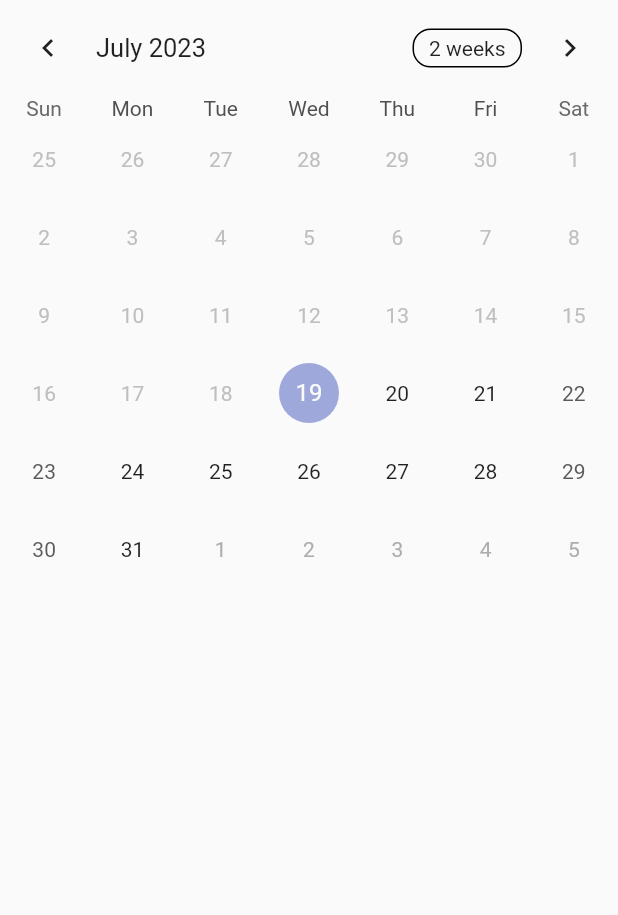
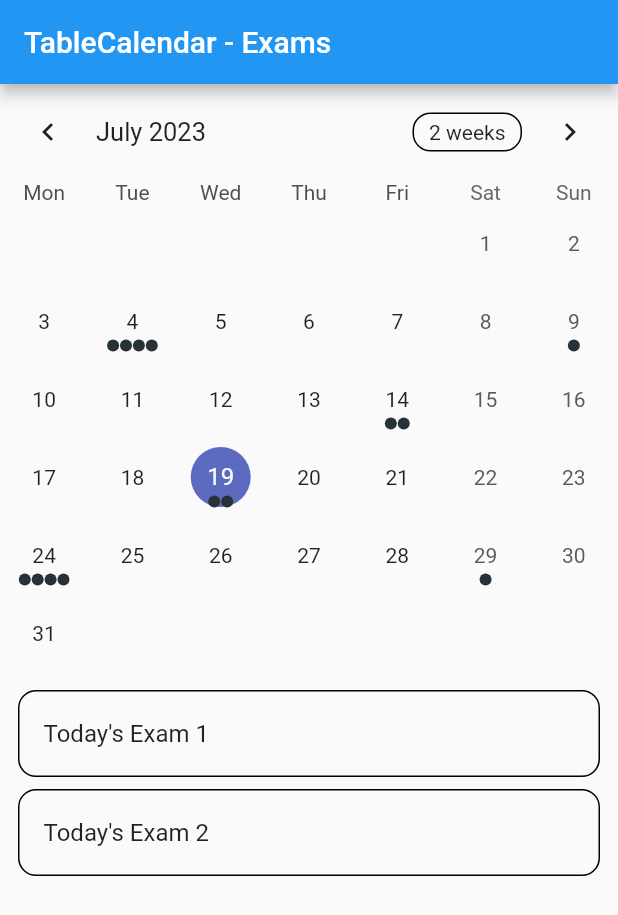
Before and after one commit to LorPetu/SchedulEx, a Flutter app: the TableResults screen opened directly with empty values, on a phone screen of 412 x 824 dp. Shown: the top 915 px of the screen. Run offline on Flutter 3.47's test engine with Material 2 defaults, Android fonts, the phone set to English and light mode, and no system bars; drawn by our look-alikes of table_calendar; our stand-ins replace go_router; project files that could hold a hidden picture were left out.

Commit message:
Calendar page, add result table and adjust addUnavail backend and getSessionList

```diff
--- a/code/front-end/schedulex_webapp/lib/CalendarPage.dart
+++ b/code/front-end/schedulex_webapp/lib/CalendarPage.dart
@@ -7,6 +7,7 @@ import 'package:table_calendar/table_calendar.dart';
 import 'package:provider/provider.dart';
 import 'package:go_router/go_router.dart';
 import 'package:schedulex_webapp/model/ProblemSessionState.dart';
+import 'package:schedulex_webapp/utils.dart';
 import 'dart:convert';
 import 'dart:async';
 
@@ -38,7 +39,7 @@ class _CalendarPageState extends State<CalendarPage> {
   @override
   Widget build(BuildContext context) {
     final session = context.watch<ProblemSessionState>();
-    bool status = false; // Replace this with your status logic
+    bool status = true; // Replace this with your status logic
     return Scaffold(
       appBar: AppBar(
         title: Text('Calendar'),
@@ -70,29 +71,101 @@ class TableResults extends StatefulWidget {
 }
 
 class _TableResultsState extends State<TableResults> {
+  late final ValueNotifier<List<Exam>> _selectedExams;
   CalendarFormat _calendarFormat = CalendarFormat.month;
+  RangeSelectionMode _rangeSelectionMode = RangeSelectionMode
+      .toggledOff; // Can be toggled on/off by longpressing a date
   DateTime _focusedDay = DateTime.now();
   DateTime? _selectedDay;
+  DateTime? _rangeStart;
+  DateTime? _rangeEnd;
 
   @override
-  Widget build(BuildContext context) {
-    final session = context.watch<ProblemSessionState>();
-    return TableCalendar(
-      firstDay: DateTime.now(), //session.sessionDates!.start,
-      lastDay: DateTime(2024), //session.sessionDates!.end,
-      focusedDay: _focusedDay,
-      calendarFormat: _calendarFormat,
-      selectedDayPredicate: (day) {
-        return isSameDay(_selectedDay, day);
-      },
-      onDaySelected: (selectedDay, focusedDay) {
+  void initState() {
+    super.initState();
+
+    _selectedDay = _focusedDay;
+    _selectedExams = ValueNotifier(_getExamsForDay(_selectedDay!));
+  }
+
+  @override
+  void dispose() {
+    _selectedExams.dispose();
+    super.dispose();
+  }
+
+  List<Exam> _getExamsForDay(DateTime day) {
+    // Implementation example
+    return kExams[day] ?? [];
+  }
+
+  List<Exam> _getExamsForRange(DateTime start, DateTime end) {
+    // Implementation example
+    final days = daysInRange(start, end);
+
+    return [
+      for (final d in days) ..._getExamsForDay(d),
+    ];
+  }
+
+  void _onDaySelected(DateTime selectedDay, DateTime focusedDay) {
     if (!isSameDay(_selectedDay, selectedDay)) {
       setState(() {
         _selectedDay = selectedDay;
         _focusedDay = focusedDay;
+        _rangeStart = null; // Important to clean those
+        _rangeEnd = null;
+        _rangeSelectionMode = RangeSelectionMode.toggledOff;
       });
+
+      _selectedExams.value = _getExamsForDay(selectedDay);
     }
-      },
+  }
+
+  void _onRangeSelected(DateTime? start, DateTime? end, DateTime focusedDay) {
+    setState(() {
+      _selectedDay = null;
+      _focusedDay = focusedDay;
+      _rangeStart = start;
+      _rangeEnd = end;
+      _rangeSelectionMode = RangeSelectionMode.toggledOn;
+    });
+
+    // `start` or `end` could be null
+    if (start != null && end != null) {
+      _selectedExams.value = _getExamsForRange(start, end);
+    } else if (start != null) {
+      _selectedExams.value = _getExamsForDay(start);
+    } else if (end != null) {
+      _selectedExams.value = _getExamsForDay(end);
+    }
+  }
+
+  @override
+  Widget build(BuildContext context) {
+    return Scaffold(
+      appBar: AppBar(
+        title: Text('TableCalendar - Exams'),
+      ),
+      body: Column(
+        children: [
+          TableCalendar<Exam>(
+            firstDay: kFirstDay,
+            lastDay: kLastDay,
+            focusedDay: _focusedDay,
+            selectedDayPredicate: (day) => isSameDay(_selectedDay, day),
+            rangeStartDay: _rangeStart,
+            rangeEndDay: _rangeEnd,
+            calendarFormat: _calendarFormat,
+            rangeSelectionMode: _rangeSelectionMode,
+            eventLoader: _getExamsForDay,
+            startingDayOfWeek: StartingDayOfWeek.monday,
+            calendarStyle: CalendarStyle(
+              // Use `CalendarStyle` to customize the UI
+              outsideDaysVisible: false,
+            ),
+            onDaySelected: _onDaySelected,
+            onRangeSelected: _onRangeSelected,
             onFormatChanged: (format) {
               if (_calendarFormat != format) {
                 setState(() {
@@ -103,6 +176,36 @@ class _TableResultsState extends State<TableResults> {
             onPageChanged: (focusedDay) {
               _focusedDay = focusedDay;
             },
+          ),
+          const SizedBox(height: 8.0),
+          Expanded(
+            child: ValueListenableBuilder<List<Exam>>(
+              valueListenable: _selectedExams,
+              builder: (context, value, _) {
+                return ListView.builder(
+                  itemCount: value.length,
+                  itemBuilder: (context, index) {
+                    return Container(
+                      margin: const EdgeInsets.symmetric(
+                        horizontal: 12.0,
+                        vertical: 4.0,
+                      ),
+                      decoration: BoxDecoration(
+                        border: Border.all(),
+                        borderRadius: BorderRadius.circular(12.0),
+                      ),
+                      child: ListTile(
+                        onTap: () => print('${value[index]}'),
+                        title: Text('${value[index]}'),
+                      ),
+                    );
+                  },
+                );
+              },
+            ),
+          ),
+        ],
+      ),
     );
   }
 }
--- a/code/front-end/schedulex_webapp/lib/utils.dart
+++ b/code/front-end/schedulex_webapp/lib/utils.dart
@@ -1,3 +1,9 @@
+// Copyright 2019 Aleksander Woźniak
+// SPDX-License-Identifier: Apache-2.0
+
+import 'dart:collection';
+
+import 'package:table_calendar/table_calendar.dart';
 
 class Unavail {
   String id;
@@ -61,3 +67,48 @@ class ProblemSession {
     endDate = end;
   }
 }
+
+class Exam {
+  final String title;
+
+  const Exam(this.title);
+
+  @override
+  String toString() => title;
+}
+
+/// Example Exams.
+///
+/// Using a [LinkedHashMap] is highly recommended if you decide to use a map.
+final kExams = LinkedHashMap<DateTime, List<Exam>>(
+  equals: isSameDay,
+  hashCode: getHashCode,
+)..addAll(_kExamSource);
+
+final _kExamSource = Map.fromIterable(List.generate(50, (index) => index),
+    key: (item) => DateTime.utc(kFirstDay.year, kFirstDay.month, item * 5),
+    value: (item) => List.generate(
+        item % 4 + 1, (index) => Exam('Exam $item | ${index + 1}')))
+  ..addAll({
+    kToday: [
+      Exam('Today\'s Exam 1'),
+      Exam('Today\'s Exam 2'),
+    ],
+  });
+
+int getHashCode(DateTime key) {
+  return key.day * 1000000 + key.month * 10000 + key.year;
+}
+
+/// Returns a list of [DateTime] objects from [first] to [last], inclusive.
+List<DateTime> daysInRange(DateTime first, DateTime last) {
+  final dayCount = last.difference(first).inDays + 1;
+  return List.generate(
+    dayCount,
+    (index) => DateTime.utc(first.year, first.month, first.day + index),
+  );
+}
+
+final kToday = DateTime.now();
+final kFirstDay = DateTime(kToday.year, kToday.month - 3, kToday.day);
+final kLastDay = DateTime(kToday.year, kToday.month + 3, kToday.day);
```
Also changed, not shown: 2 other files. Lines whose indentation alone changed are shown as unchanged.
